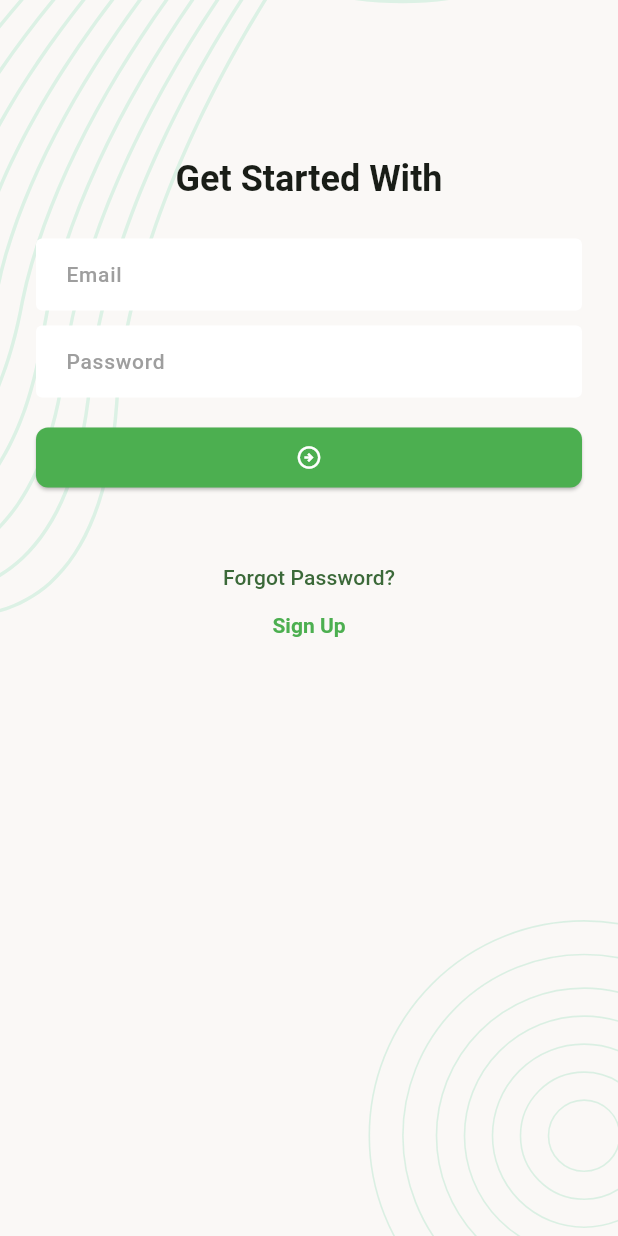
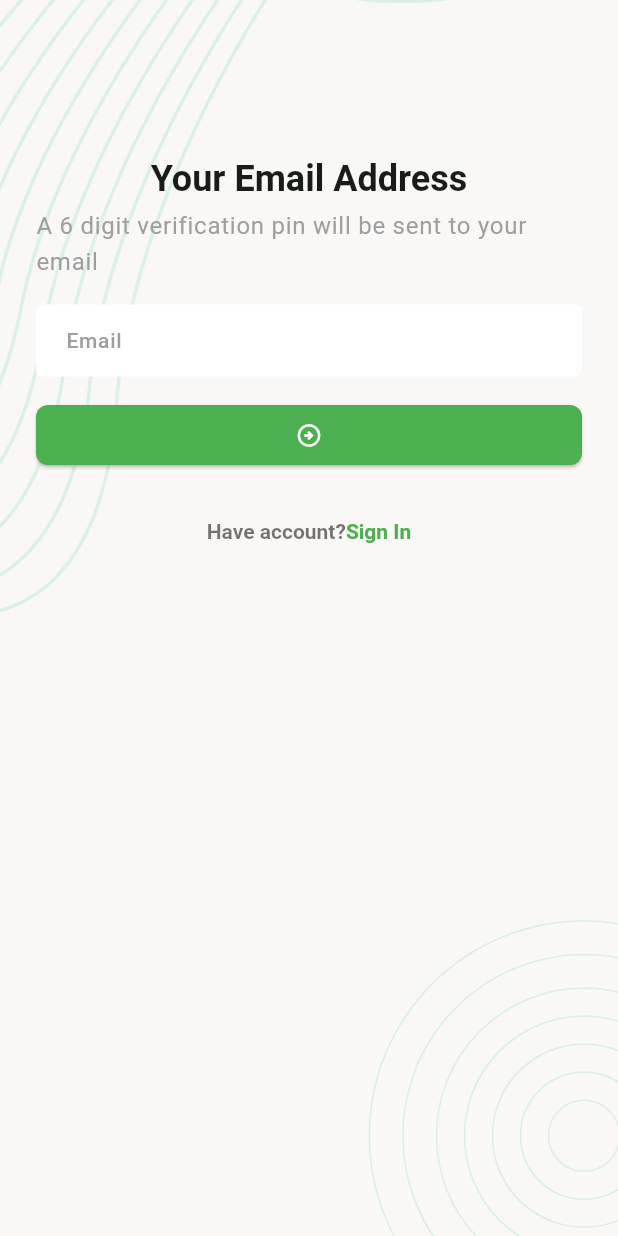
Before and after one commit to shakib3444/taskManagement, a Flutter app: the screen it shows after launch, after a tap on "Forgot Password?", on a phone screen of 412 x 824 dp. Run offline on Flutter 3.47's test engine with Material 3 defaults, Android fonts, the phone set to English and light mode, and no system bars; our stand-ins replace flutter_svg, pin_code_fields.

Commit message:
Auth ui done

```diff
--- /dev/null
+++ b/lib/view/auth/forgot_password_verify_email_screen.dart
@@ -0,0 +1,78 @@
+import 'package:flutter/gestures.dart';
+import 'package:flutter/material.dart';
+import 'package:taskmanagement/view/auth/otp_screen.dart';
+import 'package:taskmanagement/view/widgets/bg_image.dart';
+
+class ForgotPasswordVerifyEmailScreen extends StatefulWidget {
+  const ForgotPasswordVerifyEmailScreen({super.key});
+
+  @override
+  State<ForgotPasswordVerifyEmailScreen> createState() => _ForgotPasswordVerifyEmailScreenState();
+}
+
+class _ForgotPasswordVerifyEmailScreenState extends State<ForgotPasswordVerifyEmailScreen> {
+  final _emailTEController = TextEditingController();
+  final GlobalKey<FormState> _key = GlobalKey<FormState>();
+  @override
+  Widget build(BuildContext context) {
+    return Scaffold(
+      body: ScreenBackground(
+
+          child:SingleChildScrollView(
+            padding: EdgeInsets.all(24),
+            child: Form(
+              key: _key,
+              child: Column(
+                children: [
+                  SizedBox(height: 80,),
+
+                  Text("Your Email Address",style: Theme.of(context).textTheme.titleLarge,),
+                  SizedBox(height: 5,),
+                  Text("A 6 digit verification pin will be sent to your email",style: Theme.of(context).textTheme.bodyLarge?.copyWith(color: Colors.grey),),
+                  SizedBox(height: 16,),
+                  TextFormField(
+                    textInputAction: TextInputAction.next,
+                    keyboardType: TextInputType.emailAddress,
+                    controller: _emailTEController,
+                    decoration: InputDecoration(
+                      hintText: "Email",
+                    ),
+                  ),
+                  SizedBox(height: 15,),
+                  ElevatedButton(onPressed:_onTapSubmitButton, child: Icon(Icons.arrow_circle_right_outlined)),
+
+                  SizedBox(height: 32,),
+                  Center(
+                    child: RichText(text: TextSpan(
+                      style: TextStyle(color: Colors.black54,fontWeight: FontWeight.w600,fontSize: 14),
+                      children: [
+                        TextSpan(text: "Have account?"),
+                        TextSpan(text: 'Sign In',style: TextStyle(color: Colors.green,fontWeight: FontWeight.bold),
+                          recognizer: TapGestureRecognizer()..onTap = _onTapSignInButton,
+                        )
+                      ]
+                    ),
+                    ),
+                  ),
+
+                ],
+              ),
+            ),
+          ),
+      ),
+    );
+  }
+  void _onTapSubmitButton(){
+    Navigator.push(context, MaterialPageRoute(builder: (context)=>OtpScreen()));
+  }
+
+  void _onTapSignInButton(){
+    Navigator.pop(context);
+  }
+
+  @override
+  void dispose() {
+    super.dispose();
+    _emailTEController.dispose();
+  }
+}
--- a/lib/view/auth/login_screen.dart
+++ b/lib/view/auth/login_screen.dart
@@ -1,5 +1,6 @@
 import 'package:flutter/gestures.dart';
 import 'package:flutter/material.dart';
+import 'package:taskmanagement/view/auth/forgot_password_verify_email_screen.dart';
 import 'package:taskmanagement/view/auth/sign_up_screen.dart';
 import 'package:taskmanagement/view/widgets/bg_image.dart';
 
@@ -46,13 +47,13 @@ class _LoginScreenState extends State<LoginScreen> {
                   ),
 
                   SizedBox(height: 16,),
-                  ElevatedButton(onPressed: (){}, child: Icon(Icons.arrow_circle_right_outlined)),
+                  ElevatedButton(onPressed: _onTapSignUpButton, child: Icon(Icons.arrow_circle_right_outlined)),
 
                   SizedBox(height: 32,),
 
                   Column(
                     children: [
-                      TextButton(onPressed:(){}, child: Text("Forgot Password?")),
+                      TextButton(onPressed:_onTapForgotPasswordButton, child: Text("Forgot Password?")),
 
                       RichText(text: TextSpan(
                         style: const TextStyle(
@@ -83,9 +84,9 @@ class _LoginScreenState extends State<LoginScreen> {
     );
   }
 
-  // void _onTapForgotPasswordButton(){
-  //   Navigator.push(context, MaterialPageRoute(builder: (context)(){}))
-  // }
+  void _onTapForgotPasswordButton(){
+    Navigator.push(context, MaterialPageRoute(builder: (context)=>ForgotPasswordVerifyEmailScreen()));
+  }
 
   void _onTapSignUpButton() {
     Navigator.push(
--- a/pubspec.yaml
+++ b/pubspec.yaml
@@ -35,6 +35,7 @@ dependencies:
   # Use with the CupertinoIcons class for iOS style icons.
   cupertino_icons: ^1.0.8
   flutter_svg: ^2.0.17
+  pin_code_fields: ^8.0.1
 
 dev_dependencies:
   flutter_test:
```
Also changed, not shown: lib/view/auth/otp_screen.dart (added, +106 -0 lines), lib/view/auth/reset_password_screen.dart (added, +112 -0 lines), pubspec.lock.
